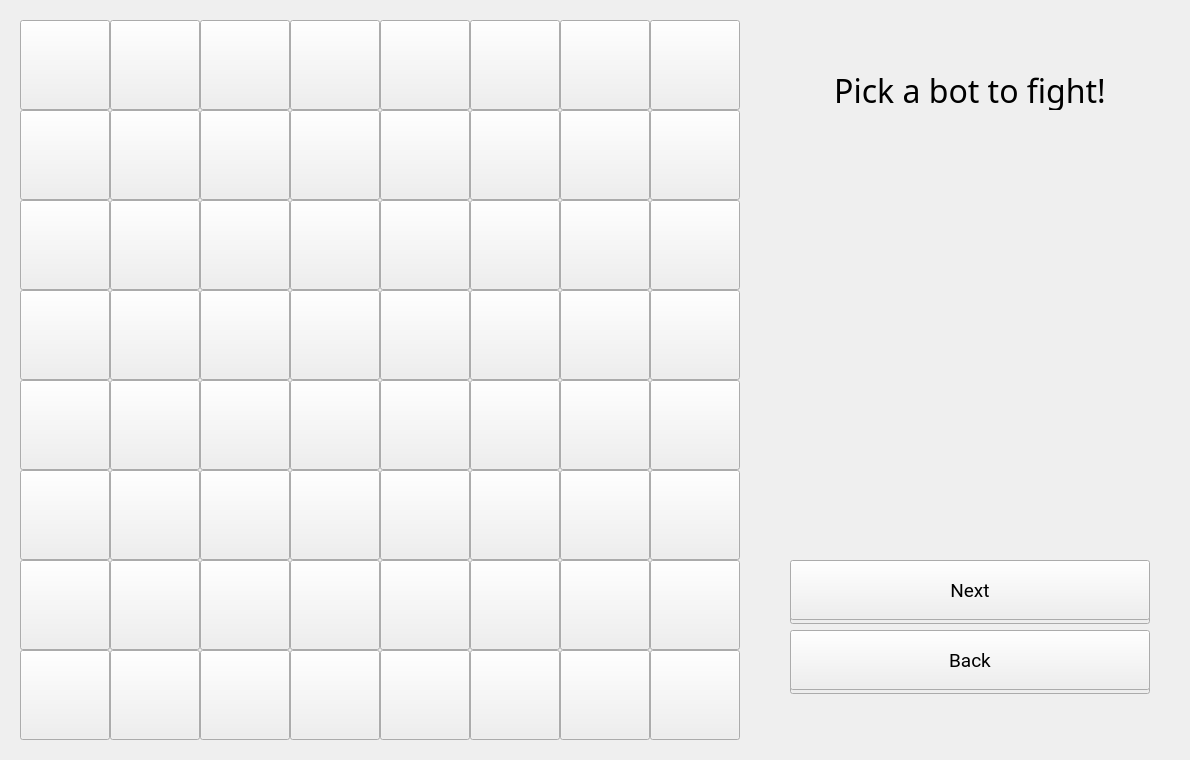
Old version of the form Chess (C++)/Chess/chess.ui in the repository leeyanleryan/Board-Games.
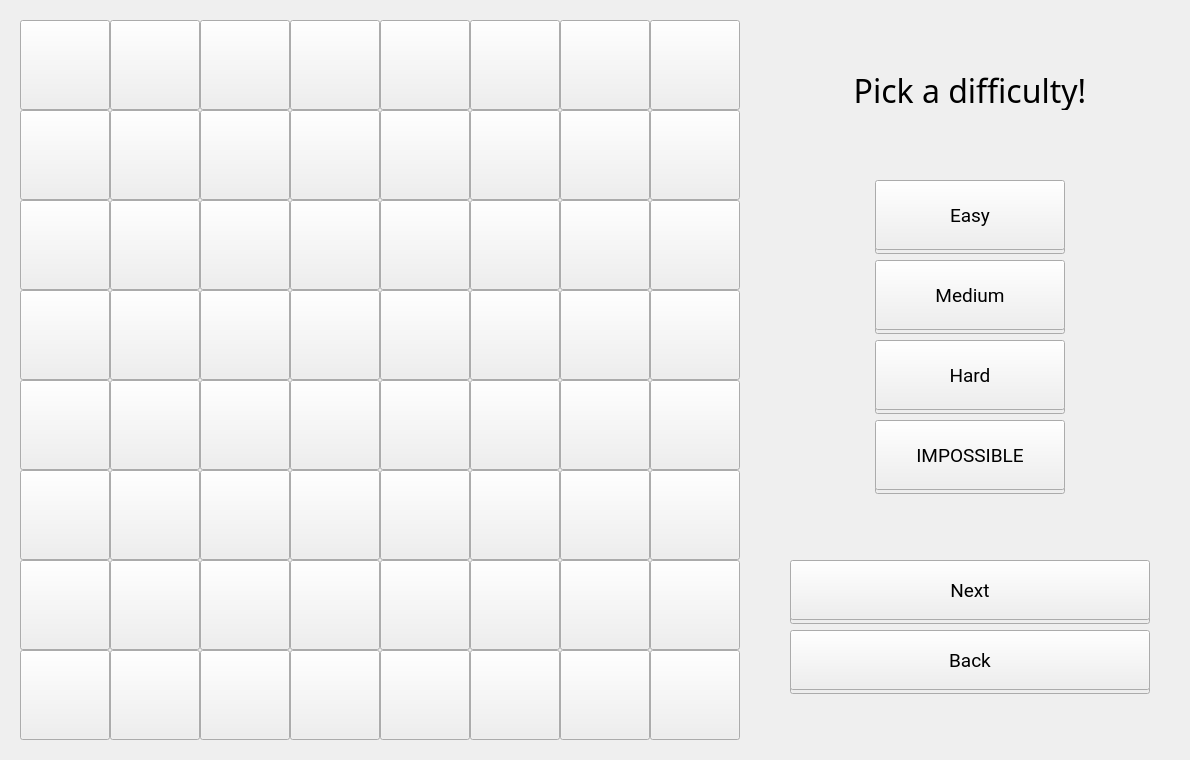
New version of the form.

Commit message: choosing bot difficulty

Patch:
```diff
--- a/Chess (C++)/Chess/chess.ui
+++ b/Chess (C++)/Chess/chess.ui
@@ -228,7 +228,7 @@
        </font>
       </property>
       <property name="text">
-       <string>Pick a bot to fight!</string>
+       <string>Pick a difficulty!</string>
       </property>
       <property name="alignment">
        <set>Qt::AlignmentFlag::AlignCenter</set>
@@ -310,11 +310,171 @@
        <string/>
       </property>
      </widget>
+     <widget class="QPushButton" name="buttonComputerEasy">
+      <property name="geometry">
+       <rect>
+        <x>105</x>
+        <y>160</y>
+        <width>190</width>
+        <height>70</height>
+       </rect>
+      </property>
+      <property name="font">
+       <font>
+        <family>Roboto</family>
+        <pointsize>14</pointsize>
+       </font>
+      </property>
+      <property name="text">
+       <string>Easy</string>
+      </property>
+     </widget>
+     <widget class="QPushButton" name="buttonComputerMedium">
+      <property name="geometry">
+       <rect>
+        <x>105</x>
+        <y>240</y>
+        <width>190</width>
+        <height>70</height>
+       </rect>
+      </property>
+      <property name="font">
+       <font>
+        <family>Roboto</family>
+        <pointsize>14</pointsize>
+       </font>
+      </property>
+      <property name="text">
+       <string>Medium</string>
+      </property>
+     </widget>
+     <widget class="QPushButton" name="buttonComputerHard">
+      <property name="geometry">
+       <rect>
+        <x>105</x>
+        <y>320</y>
+        <width>190</width>
+        <height>70</height>
+       </rect>
+      </property>
+      <property name="font">
+       <font>
+        <family>Roboto</family>
+        <pointsize>14</pointsize>
+       </font>
+      </property>
+      <property name="text">
+       <string>Hard</string>
+      </property>
+     </widget>
+     <widget class="QPushButton" name="buttonComputerImpossible">
+      <property name="geometry">
+       <rect>
+        <x>105</x>
+        <y>400</y>
+        <width>190</width>
+        <height>70</height>
+       </rect>
+      </property>
+      <property name="font">
+       <font>
+        <family>Roboto</family>
+        <pointsize>14</pointsize>
+       </font>
+      </property>
+      <property name="text">
+       <string>IMPOSSIBLE</string>
+      </property>
+     </widget>
+     <widget class="QPushButton" name="buttonComputerEasyShadow">
+      <property name="geometry">
+       <rect>
+        <x>105</x>
+        <y>164</y>
+        <width>190</width>
+        <height>70</height>
+       </rect>
+      </property>
+      <property name="font">
+       <font>
+        <family>Roboto</family>
+        <pointsize>14</pointsize>
+       </font>
+      </property>
+      <property name="text">
+       <string/>
+      </property>
+     </widget>
+     <widget class="QPushButton" name="buttonComputerMediumShadow">
+      <property name="geometry">
+       <rect>
+        <x>105</x>
+        <y>244</y>
+        <width>190</width>
+        <height>70</height>
+       </rect>
+      </property>
+      <property name="font">
+       <font>
+        <family>Roboto</family>
+        <pointsize>14</pointsize>
+       </font>
+      </property>
+      <property name="text">
+       <string/>
+      </property>
+     </widget>
+     <widget class="QPushButton" name="buttonComputerHardShadow">
+      <property name="geometry">
+       <rect>
+        <x>105</x>
+        <y>324</y>
+        <width>190</width>
+        <height>70</height>
+       </rect>
+      </property>
+      <property name="font">
+       <font>
+        <family>Roboto</family>
+        <pointsize>14</pointsize>
+       </font>
+      </property>
+      <property name="text">
+       <string/>
+      </property>
+     </widget>
+     <widget class="QPushButton" name="buttonComputerImpossibleShadow">
+      <property name="geometry">
+       <rect>
+        <x>105</x>
+        <y>404</y>
+        <width>190</width>
+        <height>70</height>
+       </rect>
+      </property>
+      <property name="font">
+       <font>
+        <family>Roboto</family>
+        <pointsize>14</pointsize>
+       </font>
+      </property>
+      <property name="text">
+       <string/>
+      </property>
+     </widget>
      <zorder>txtComputer</zorder>
      <zorder>buttonComputerBackShadow</zorder>
      <zorder>buttonComputerBack</zorder>
      <zorder>buttonComputerNextShadow</zorder>
      <zorder>buttonComputerNext</zorder>
+     <zorder>buttonComputerEasyShadow</zorder>
+     <zorder>buttonComputerEasy</zorder>
+     <zorder>buttonComputerMediumShadow</zorder>
+     <zorder>buttonComputerMedium</zorder>
+     <zorder>buttonComputerHardShadow</zorder>
+     <zorder>buttonComputerHard</zorder>
+     <zorder>buttonComputerImpossibleShadow</zorder>
+     <zorder>buttonComputerImpossible</zorder>
     </widget>
     <widget class="QWidget" name="friendMenu"/>
     <widget class="QWidget" name="settingsMenu"/>
@@ -345,7 +505,7 @@
       <property name="geometry">
        <rect>
         <x>20</x>
-        <y>606</y>
+        <y>610</y>
         <width>360</width>
         <height>60</height>
        </rect>
@@ -364,7 +524,45 @@
       <property name="geometry">
        <rect>
         <x>20</x>
-        <y>610</y>
+        <y>614</y>
+        <width>360</width>
+        <height>60</height>
+       </rect>
+      </property>
+      <property name="font">
+       <font>
+        <family>Roboto</family>
+        <pointsize>14</pointsize>
+       </font>
+      </property>
+      <property name="text">
+       <string/>
+      </property>
+     </widget>
+     <widget class="QPushButton" name="buttonPlay">
+      <property name="geometry">
+       <rect>
+        <x>20</x>
+        <y>540</y>
+        <width>360</width>
+        <height>60</height>
+       </rect>
+      </property>
+      <property name="font">
+       <font>
+        <family>Roboto</family>
+        <pointsize>14</pointsize>
+       </font>
+      </property>
+      <property name="text">
+       <string>Play</string>
+      </property>
+     </widget>
+     <widget class="QPushButton" name="buttonPlayShadow">
+      <property name="geometry">
+       <rect>
+        <x>20</x>
+        <y>544</y>
         <width>360</width>
         <height>60</height>
        </rect>
@@ -382,6 +580,8 @@
      <zorder>txtGoesFirst</zorder>
      <zorder>buttonGoesFirstBackShadow</zorder>
      <zorder>buttonGoesFirstBack</zorder>
+     <zorder>buttonPlayShadow</zorder>
+     <zorder>buttonPlay</zorder>
     </widget>
    </widget>
    <widget class="QStackedWidget" name="uiBoard">
```
The commit also changes 18 other files.
